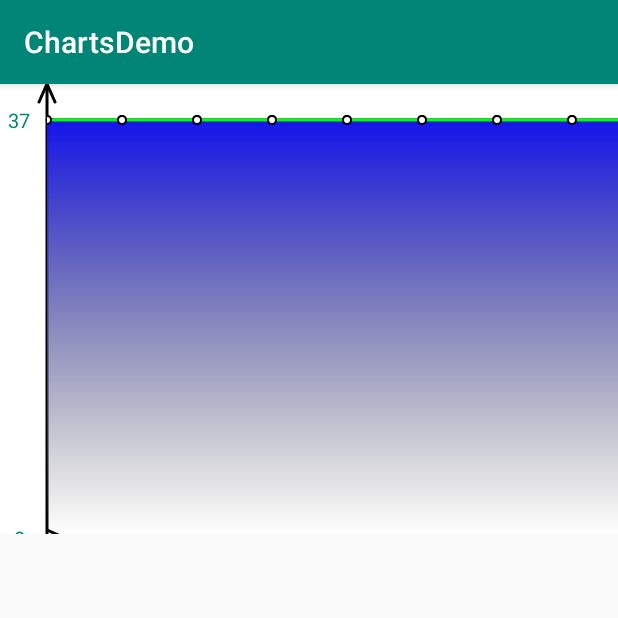
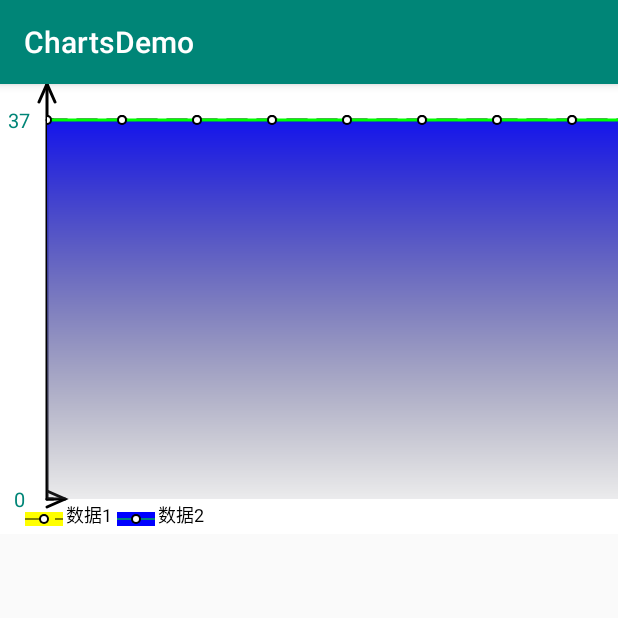
Before and after one commit to Rannver/ChartsDemo, an Android app: the LineActivity screen opened directly, with no data from a screen before it, on a phone screen of 412 x 824 dp, the top half of it. Run offline under Robolectric (Android 15) with nearby library versions, the phone set to English and light mode, and no system bars.

Commit message:
添加折线提示的辅助功能

```diff
--- a/app/src/main/java/rannver/com/chartsdemo/activity/LineActivity.java
+++ b/app/src/main/java/rannver/com/chartsdemo/activity/LineActivity.java
@@ -36,13 +36,16 @@ public class LineActivity extends AppCompatActivity implements OnChartClickListe
         Log.d(TAG, "onCreate: "+lineChart);
         Log.d(TAG, "onCreate: "+ChartDataUtil.getLineChartData());
         try {
+            LineData lineData1 = ChartDataUtil.getLineData();
+            lineData1.setLineType(LineData.LINETYPE_DOTTEDLINE);
+            lineData1.setFillColor(Color.YELLOW);
+            lineData1.setTitle("数据1");
+            lineChart.addLinesMap(lineData1);
             LineData lineData2 = ChartDataUtil.getLineData();
-            lineData2.setFillColor(Color.YELLOW);
+            lineData2.setLineColor(Color.GREEN);
+            lineData2.setFillColor(Color.BLUE);
+            lineData2.setTitle("数据2");
             lineChart.addLinesMap(lineData2);
-            LineData lineData1 = ChartDataUtil.getLineData();
-            lineData1.setLineColor(Color.GREEN);
-            lineData1.setFillColor(Color.BLUE);
-            lineChart.addLinesMap(lineData1);
             lineChart.setOnChartClickListener(this);
         } catch (Exception e) {
             e.printStackTrace();
--- a/app/src/main/java/rannver/com/chartsdemo/chartUtil/LineData.java
+++ b/app/src/main/java/rannver/com/chartsdemo/chartUtil/LineData.java
@@ -1,7 +1,6 @@
 package rannver.com.chartsdemo.chartUtil;
 
 import android.graphics.Color;
-import android.support.annotation.Nullable;
 
 import java.util.ArrayList;
 import java.util.List;
@@ -21,6 +20,7 @@ public class LineData {
     private int fillColor = Color.TRANSPARENT;//填充区域的颜色
     private int lineType = LINETYPE_SOLIDLINE;//线的类型
 
+    private String title;
     private List<PointData> pointDataList = new ArrayList<>();//点数据的集合
     private List<String> xAxisList = new ArrayList<>();//x坐标轴数据的集合
 
@@ -72,6 +72,13 @@ public class LineData {
         this.xAxisList = xAxisList;
     }
 
+    public String getTitle() {
+        return title;
+    }
+
+    public void setTitle(String title) {
+        this.title = title;
+    }
 
     @Override
     public boolean equals(Object o) {
--- a/app/src/main/java/rannver/com/chartsdemo/view/LinesChartView.java
+++ b/app/src/main/java/rannver/com/chartsdemo/view/LinesChartView.java
@@ -48,6 +48,7 @@ public class LinesChartView extends View {
     protected float xScaleLength;
     protected float threshold;
     protected boolean isThresholdLineShow;
+    protected boolean isLineHintShow;
 
     //画笔
     private Paint xyPaint; //xy轴画笔
@@ -55,11 +56,11 @@ public class LinesChartView extends View {
     private Paint linePaint; //折线画笔
     private Paint fillPaint; //填充画笔
     private Paint thresholdPaint;//阈值线画笔
+    private Paint hintPaint;//折线注释画笔
 
 
     //数据
     private Context context;
-//    private List<PointData> pointDataList = new ArrayList<>();   //绘制图表的数据
     private float yTextPadding = 0;  //y轴距离
     private float xTextPadding = 0;  //x轴距离
     private int xStartPoint = 0;//x原点位置
@@ -75,11 +76,13 @@ public class LinesChartView extends View {
     private boolean isMoveTouch = false;//点击事件是否涉及MOVE事件
     private float xLength = 0;//X轴长度
     private float cooDensity;//Y轴坐标密度
+    private float hintHeight = 0;//
     protected OnChartClickListener onChartClickListener = null; //坐标点的监听事件
     protected List<String> xAxisList = new ArrayList<>();//x坐标轴数据的集合
+    protected HashMap<LineData,Integer> mLinesMap = new HashMap<>();//存放线的数据的集合
 
-
-    protected HashMap<LineData,Integer> mLinesMap = new HashMap<>();//存放线的数据的集合
+    private final int LINEHINT_RECT_HEIGHT = 20;
+    private final int LINEHINT_RECT_WIDTH = 25;
 
 
     public LinesChartView(Context context) {
@@ -105,6 +108,7 @@ public class LinesChartView extends View {
         linePaint = new Paint();
         fillPaint = new Paint();
         thresholdPaint = new Paint();
+        hintPaint = new Paint();
 
         //xy轴画笔
         xyPaint.setAntiAlias(true);//抗锯齿
@@ -134,6 +138,9 @@ public class LinesChartView extends View {
         thresholdPaint.setPathEffect(new DashPathEffect(new float[]{20f,10f}, 15));
         thresholdPaint.setStyle(Paint.Style.STROKE);
 
+        //折线注释画笔
+        hintPaint.setAntiAlias(true);
+
     }
 
     /**
@@ -141,16 +148,17 @@ public class LinesChartView extends View {
      */
     private void initAttrs(Context context, @Nullable AttributeSet attrs) {
 
-        TypedArray array = context.obtainStyledAttributes(attrs,R.styleable.LineChartView);
-        xyLineColor = array.getColor(R.styleable.LineChartView_xylinecolor,Color.BLACK);
-        xyLineWidth = array.getFloat(R.styleable.LineChartView_xylinewidth,3);
-        backgroundColor = array.getColor(R.styleable.LineChartView_backroundcolor,Color.WHITE);
-        scrollable = array.getBoolean(R.styleable.LineChartView_scrollable,false);
-        xyTextSize = array.getDimension(R.styleable.LineChartView_xytextsize,20);
-        xyTextColor = array.getColor(R.styleable.LineChartView_xytextcolor,Color.BLACK);
-        xScaleLength = array.getDimension(R.styleable.LineChartView_xyscalelength,50);
-        threshold = array.getFloat(R.styleable.LineChartView_threshold,0);
-        isThresholdLineShow = array.getBoolean(R.styleable.LineChartView_thresholdlineshow,false);
+        TypedArray array = context.obtainStyledAttributes(attrs,R.styleable.LinesChartView);
+        xyLineColor = array.getColor(R.styleable.LinesChartView_xylinecolor,Color.BLACK);
+        xyLineWidth = array.getFloat(R.styleable.LinesChartView_xylinewidth,3);
+        backgroundColor = array.getColor(R.styleable.LinesChartView_backroundcolor,Color.WHITE);
+        scrollable = array.getBoolean(R.styleable.LinesChartView_scrollable,false);
+        xyTextSize = array.getDimension(R.styleable.LinesChartView_xytextsize,20);
+        xyTextColor = array.getColor(R.styleable.LinesChartView_xytextcolor,Color.BLACK);
+        xScaleLength = array.getDimension(R.styleable.LinesChartView_xyscalelength,50);
+        threshold = array.getFloat(R.styleable.LinesChartView_threshold,0);
+        isThresholdLineShow = array.getBoolean(R.styleable.LinesChartView_thresholdlineshow,false);
+        isLineHintShow = array.getBoolean(R.styleable.LinesChartView_islinehintshow,false);
 
         array.recycle();
 
@@ -165,7 +173,7 @@ public class LinesChartView extends View {
 
         if (changed){
             //确定xy原点位置
-            getMaxTextPadding();
+            setXYOri();
             setXYPoint();
         }
 
@@ -180,6 +188,8 @@ public class LinesChartView extends View {
 
         //绘制Y轴
         drawY(canvas);
+        //绘制折线注释
+        drawLineHint(canvas);
         //新开图层达到滑动效果
         int layerId = canvas.saveLayer(0, 0, width, height, null, Canvas.ALL_SAVE_FLAG);
         //绘制X轴
@@ -192,8 +202,67 @@ public class LinesChartView extends View {
         drawSelectPoint(canvas);
         //保存图层
         save(canvas,layerId);
+
     }
 
+    /**
+     * 绘制折线注释
+     * @param canvas
+     */
+    private void drawLineHint(Canvas canvas) {
+        if(!isLineHintShow){
+            return;
+        }
+        int startX = xStartPoint;
+        int hintY = height - dp2px(LINEHINT_RECT_HEIGHT/2);
+
+        Iterator it = mLinesMap.entrySet().iterator();
+        while (it.hasNext()){
+            Map.Entry entry = (Map.Entry) it.next();
+            LineData lineData = (LineData) entry.getKey();
+
+            //画填充颜色
+            RectF rectF = new RectF(startX,height - dp2px(LINEHINT_RECT_HEIGHT) + dp2px(5),startX+dp2px(LINEHINT_RECT_WIDTH),height - dp2px(5));
+            hintPaint.setColor(lineData.getFillColor());
+            hintPaint.setStyle(Paint.Style.FILL);
+            canvas.drawRect(rectF,hintPaint);
+
+            //画线
+            Path hintPath = new Path();
+            hintPath.moveTo(startX,hintY);
+            hintPath.lineTo(startX+dp2px(LINEHINT_RECT_WIDTH),hintY);
+            if (lineData.getLineType()==LineData.LINETYPE_DOTTEDLINE){
+                hintPaint.setPathEffect(new DashPathEffect(new float[]{20f,10f}, 0));
+            }else {
+                hintPaint.setPathEffect(new DashPathEffect(new float[]{0f,0f}, 0));
+            }
+            hintPaint.setStyle(Paint.Style.STROKE);
+            hintPaint.setColor(lineData.getLineColor());
+            canvas.drawPath(hintPath,hintPaint);
+
+            //画点
+            float radiusMax = dp2px(3);
+            float radiusMin = dp2px(2);
+            hintPaint.setStyle(Paint.Style.FILL);
+            hintPaint.setColor(lineData.getPointColor());
+            canvas.drawCircle(startX+dp2px(LINEHINT_RECT_WIDTH)/2,hintY,radiusMax,hintPaint);
+            hintPaint.setColor(Color.WHITE);
+            canvas.drawCircle(startX+dp2px(LINEHINT_RECT_WIDTH)/2,hintY,radiusMin,hintPaint);
+
+            //画字
+            hintPaint.setColor(Color.BLACK);
+            hintPaint.setStyle(Paint.Style.STROKE);
+            hintPaint.setTextSize(18);
+            canvas.drawText(lineData.getTitle(),startX+dp2px(LINEHINT_RECT_WIDTH)+dp2px(2),height-dp2px(8),hintPaint);
+
+            startX += dp2px(LINEHINT_RECT_WIDTH)+ getTextBounds(lineData.getTitle(),hintPaint).width() + dp2px(7);
+        }
+    }
+
+    /**
+     * 绘制所有折线
+     * @param canvas
+     */
     private void drawAllLines(Canvas canvas) {
 
         Iterator it = mLinesMap.entrySet().iterator();
@@ -390,6 +459,12 @@ public class LinesChartView extends View {
         }
 
         //画折线
+        if (lineData.getLineType()==LineData.LINETYPE_DOTTEDLINE){
+            linePaint.setPathEffect(new DashPathEffect(new float[]{20f,10f}, 0));
+        }else {
+            linePaint.setPathEffect(new DashPathEffect(new float[]{0f,0f}, 0));
+        }
+
         linePaint.setStyle(Paint.Style.STROKE);
         linePaint.setColor(lineData.getLineColor());
         linePaint.setStrokeJoin(Paint.Join.ROUND);
@@ -398,16 +473,6 @@ public class LinesChartView extends View {
         for (PointData pointData : pointDataList){
             linePath.lineTo(pointData.getxPoint()-distance, pointData.getyPoint());
         }
-        //保留后续再做的平滑曲线部分
-//        for (int i = 0;i<pointDataList.size()-1;i++){
-//            PointData start = pointDataList.get(i);
-//            PointData end = pointDataList.get(i+1);
-//            float x1 = (start.getxPoint() + end.getxPoint())/2;
-//            float y1 = start.getyPoint();
-//            float x2 = (start.getxPoint() + end.getxPoint())/2;
-//            float y2 = end.getyPoint();
-//            linePath.cubicTo(x1,y1,x2,y2,end.getxPoint(),end.getyPoint());
-//        }
         canvas.drawPath(linePath,linePaint);
 
         //画点
@@ -623,7 +688,7 @@ public class LinesChartView extends View {
     /**
      * 获取XY轴原点距离
      */
-    private void getMaxTextPadding() {
+    private void setXYOri() {
         Iterator it = mLinesMap.entrySet().iterator();
         while (it.hasNext()) {
             Map.Entry entry = (Map.Entry) it.next();
@@ -644,9 +709,14 @@ public class LinesChartView extends View {
                 xTextPadding = padding;
             }
         }
+
+        if (isLineHintShow){
+            hintHeight =LINEHINT_RECT_HEIGHT;
+        }
+
         //设置xy轴原点位置
         xStartPoint = (int) ( yTextPadding + xyLineWidth );
-        yStartPoint = height - dp2px((int) (xTextPadding - xyLineWidth));
+        yStartPoint = height - dp2px((int) (xTextPadding + xyLineWidth + hintHeight));
     }
 
     /**
--- a/app/src/main/res/layout/activity_line.xml
+++ b/app/src/main/res/layout/activity_line.xml
@@ -14,6 +14,7 @@
         app:thresholdlineshow="true"
         app:threshold="70"
         app:scrollable="true"
+        app:islinehintshow="true"
         />
 
 
--- a/app/src/main/res/values/chart_attrs.xml
+++ b/app/src/main/res/values/chart_attrs.xml
@@ -1,7 +1,7 @@
 <?xml version="1.0" encoding="utf-8"?>
 <resources>
 
-    <declare-styleable name="LineChartView">
+    <declare-styleable name="LinesChartView">
 
 
         <!--x,y轴颜色-->
@@ -28,30 +28,9 @@
         <attr name="threshold" format="float"/>
         <!--是否显示阈值线-->
         <attr name="thresholdlineshow" format="boolean"/>
+        <!--是否显示折线注释-->
+        <attr name="islinehintshow" format="boolean"/>
 
     </declare-styleable>
 
-    <!--<declare-styleable name="LinesChartView">-->
-
-        <!--&lt;!&ndash;x,y轴颜色&ndash;&gt;-->
-        <!--<attr name="xylinecolor" format="color"/>-->
-        <!--&lt;!&ndash;x,y轴粗细&ndash;&gt;-->
-        <!--<attr name="xylinewidth" format="dimension"/>-->
-        <!--&lt;!&ndash;表格背景颜色&ndash;&gt;-->
-        <!--<attr name="backroundcolor" format="color"/>-->
-        <!--&lt;!&ndash;是否允许滑动&ndash;&gt;-->
-        <!--<attr name="scrollable" format="boolean"/>-->
-        <!--&lt;!&ndash;坐标轴文字大小&ndash;&gt;-->
-        <!--<attr name="xytextsize" format="dimension"/>-->
-        <!--&lt;!&ndash;坐标轴文字颜色&ndash;&gt;-->
-        <!--<attr name="xytextcolor" format="color"/>-->
-        <!--&lt;!&ndash;刻度长度&ndash;&gt;-->
-        <!--<attr name="xyscalelength" format="dimension"/>-->
-        <!--&lt;!&ndash;阈值设置&ndash;&gt;-->
-        <!--<attr name="threshold" format="float"/>-->
-        <!--&lt;!&ndash;是否显示阈值线&ndash;&gt;-->
-        <!--<attr name="thresholdlineshow" format="boolean"/>-->
-
-    <!--</declare-styleable>-->
-
 </resources>
```
